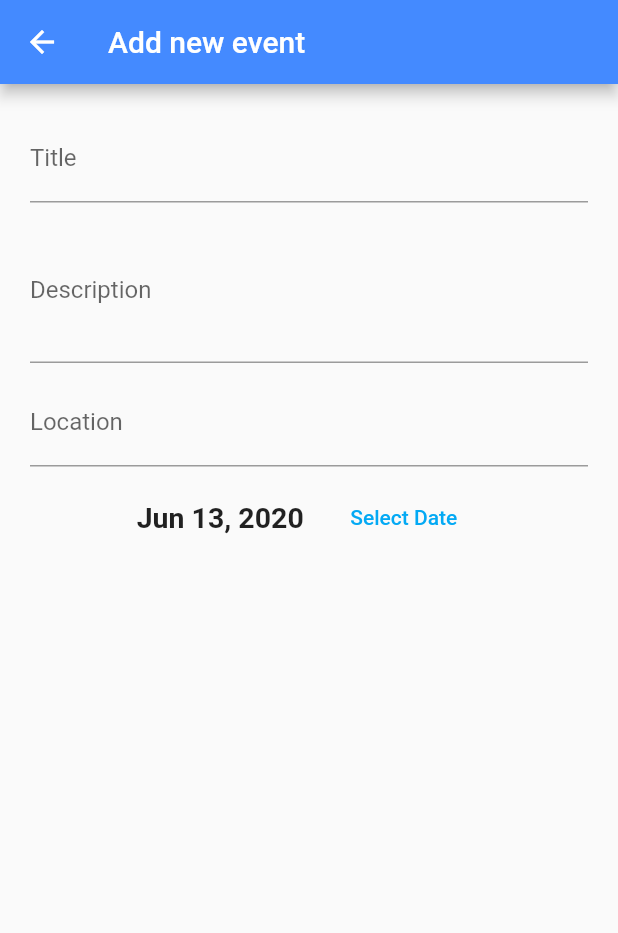
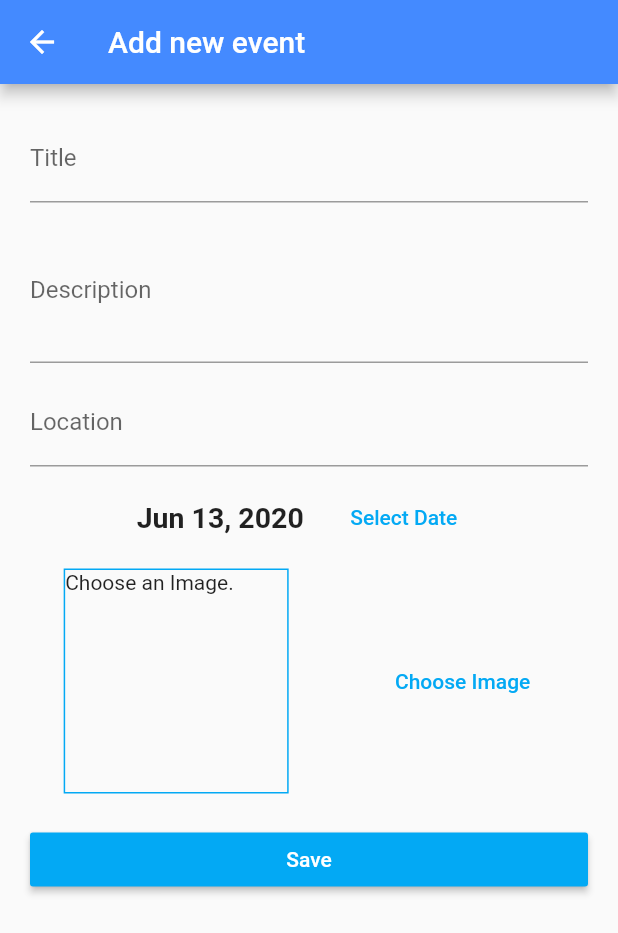
Before and after one commit to AnanthanAn/nss_buddy, a Flutter app: the AddNewEventScreen screen opened by its route, on a phone screen of 412 x 824 dp. Shown: the top 933 px of the screen. Run offline on Flutter 3.47's test engine with Material 2 defaults, Android fonts, the phone set to English and light mode, and no system bars; our stand-ins replace cloud_firestore, firebase_storage, google_fonts, image_picker; accounts and stored records are empty.

```diff
--- a/lib/screens/add_event_screen.dart
+++ b/lib/screens/add_event_screen.dart
@@ -1,5 +1,10 @@
+import 'dart:io';
+
+import 'package:flutter/cupertino.dart';
 import 'package:flutter/material.dart';
+import 'package:image_picker/image_picker.dart';
 import 'package:intl/intl.dart';
+import 'package:nssbuddy/helpers/firestore_helper.dart';
 
 class AddNewEventScreen extends StatefulWidget {
   static const String routeName = '/addNewEvent';
@@ -8,15 +13,51 @@ class AddNewEventScreen extends StatefulWidget {
 }
 
 class _AddNewEventScreenState extends State<AddNewEventScreen> {
-  var _formKey = UniqueKey();
+  var _formKey = GlobalKey<FormState>();
   var selectedDate = DateFormat.yMMMd().format(DateTime.now()).toString();
+  File _image;
+  var title = '';
+  var description = '';
+  var location = '';
+  var date = DateTime.now();
+  var _isLoading = false;
+
+  Future<void> getImage() async {
+    // pick image from gallery
+    final pickedImage =
+        await ImagePicker().getImage(source: ImageSource.gallery,imageQuality: 50);
+    setState(() {
+      _image = File(pickedImage.path);
+    });
+  }
+
+  Future<void> _saveForm() async {
+    if (!_formKey.currentState.validate()) {
+      return;
+    }
+    setState(() {
+      _isLoading = true;
+    });
+    _formKey.currentState.save();
+    await FirestoreHelper.addEventPost(
+        title, description, location, selectedDate, _image);
+    setState(() {
+      _isLoading = false;
+    });
+    Navigator.pop(context);
+  }
+
   @override
   Widget build(BuildContext context) {
     return Scaffold(
       appBar: AppBar(
         title: const Text('Add new event'),
       ),
-      body: Form(
+      body: _isLoading
+          ? Center(
+              child: CircularProgressIndicator(),
+            )
+          : Form(
               key: _formKey,
               child: Padding(
                 padding: const EdgeInsets.all(20.0),
@@ -24,6 +65,13 @@ class _AddNewEventScreenState extends State<AddNewEventScreen> {
                   children: <Widget>[
                     TextFormField(
                       decoration: InputDecoration(labelText: 'Title'),
+                      validator: (val) {
+                        if (val.isEmpty) {
+                          return 'Please enter a title';
+                        }
+                        return null;
+                      },
+                      onSaved: (val) => title = val,
                     ),
                     SizedBox(
                       height: 10,
@@ -31,12 +79,26 @@ class _AddNewEventScreenState extends State<AddNewEventScreen> {
                     TextFormField(
                       maxLines: 3,
                       decoration: InputDecoration(labelText: 'Description'),
+                      validator: (val) {
+                        if (val.isEmpty) {
+                          return 'Please enter a description';
+                        }
+                        return null;
+                      },
+                      onSaved: (val) => description = val,
                     ),
                     SizedBox(
                       height: 10,
                     ),
                     TextFormField(
                       decoration: InputDecoration(labelText: 'Location'),
+                      validator: (val) {
+                        if (val.isEmpty) {
+                          return 'Please enter a location';
+                        }
+                        return null;
+                      },
+                      onSaved: (val) => location = val,
                     ),
                     SizedBox(
                       height: 10,
@@ -44,11 +106,16 @@ class _AddNewEventScreenState extends State<AddNewEventScreen> {
                     Row(
                       mainAxisAlignment: MainAxisAlignment.center,
                       children: <Widget>[
-                    Text(selectedDate,style: TextStyle(fontSize: 19,fontWeight: FontWeight.bold),),
+                        Text(
+                          selectedDate,
+                          style: TextStyle(
+                              fontSize: 19, fontWeight: FontWeight.bold),
+                        ),
                         SizedBox(
                           width: 15,
                         ),
-                    FlatButton(textColor: Colors.lightBlue,
+                        FlatButton(
+                          textColor: Colors.lightBlue,
                           onPressed: () {
                             showDatePicker(
                                     context: context,
@@ -68,9 +135,50 @@ class _AddNewEventScreenState extends State<AddNewEventScreen> {
                         ),
                       ],
                     ),
+                    SizedBox(
+                      height: 10,
+                    ),
+                    Row(
+                      mainAxisAlignment: MainAxisAlignment.spaceEvenly,
+                      children: <Widget>[
+                        Container(
+                          child: _image == null
+                              ? Text('Choose an Image.')
+                              : Image.file(_image),
+                          width: 150,
+                          height: 150,
+                          decoration: BoxDecoration(
+                              border: Border.all(
+                                  width: 1, color: Colors.lightBlue)),
+                        ),
+                        SizedBox(
+                          width: 10,
+                        ),
+                        FlatButton(
+                          textColor: Colors.lightBlue,
+                          child: Text('Choose Image'),
+                          onPressed: getImage,
+                        ),
                       ],
                     ),
-          )),
+                    SizedBox(
+                      height: 20,
+                    ),
+                    Row(
+                      children: <Widget>[
+                        Expanded(
+                          child: RaisedButton(
+                              textColor: Colors.white,
+                              color: Colors.lightBlue,
+                              child: Text('Save'),
+                              onPressed: _saveForm),
+                        ),
+                      ],
+                    )
+                  ],
+                ),
+              ),
+            ),
     );
   }
 }
--- a/lib/screens/home_screen.dart
+++ b/lib/screens/home_screen.dart
@@ -20,7 +20,7 @@ class HomeScreen extends StatelessWidget {
           Expanded(child: EventListView()),
         ],
       ),floatingActionButton: FloatingActionButton(onPressed: (){
-        Navigator.pushNamed(context, AddNewEventScreen.routeName);
+        Navigator.pushNamed(context, AddNewEventScreen.routeName).whenComplete(() => build(context));
     }),
     );
   }
```
Also changed, not shown: lib/helpers/firestore_helper.dart (+26 -11 lines), lib/widgets/event_card.dart (+11 -5 lines), lib/widgets/event_list.dart (+7 -3 lines), pubspec.yaml (+2 -25 lines), pubspec.lock. Lines whose indentation alone changed are shown as unchanged.
